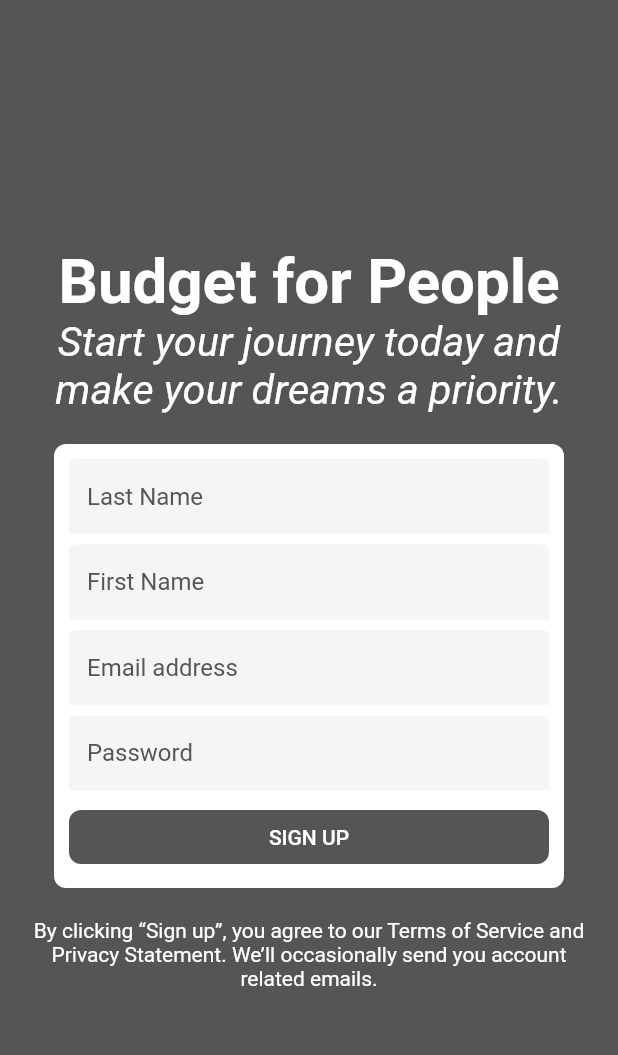
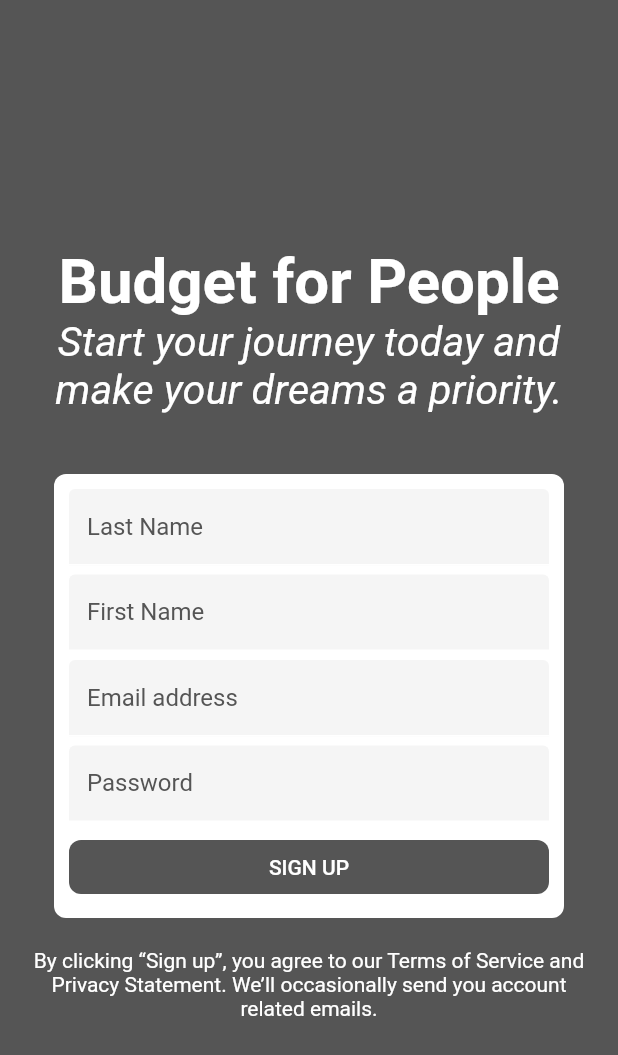
Before and after one commit to lerenn/envely-app, a Flutter app: the screen it shows after launch, after a tap on "SIGN UP", on a phone screen of 412 x 824 dp. Shown: the top 1055 px of the screen. Run offline on Flutter 3.47's test engine with Material 2 defaults, Android fonts, the phone set to English and light mode, and no system bars; our stand-ins replace bloc, equatable, flutter_bloc.

Commit message:
sign_up: correct proportions

```diff
--- a/lib/pages/sign_up.dart
+++ b/lib/pages/sign_up.dart
@@ -61,6 +61,8 @@ class SignIn extends StatelessWidget {
 
     return Container(
         width: size * 1 / 2,
+        child: Container(
+            margin: new EdgeInsets.all(20.0),
             child: Column(
                 mainAxisAlignment: MainAxisAlignment.center,
                 children: <Widget>[
@@ -86,15 +88,16 @@ class SignIn extends StatelessWidget {
                       ),
                     ),
                   )
-            ]));
+                ])));
   }
 
   Column form(BuildContext context, ScreenInformations screenInformations) {
     double size;
-    if (screenInformations.orientation == Orientation.landscape)
-      size = screenInformations.screenSize.width / 3;
+    if (screenInformations.orientation == Orientation.landscape &&
+        screenInformations.screenSize.width < 700)
+      size = screenInformations.screenSize.width;
     else
-      size = 500;
+      size = 700;
     return Column(children: <Widget>[
       Container(
           width: size,
```
Lines whose indentation alone changed are shown as unchanged.
